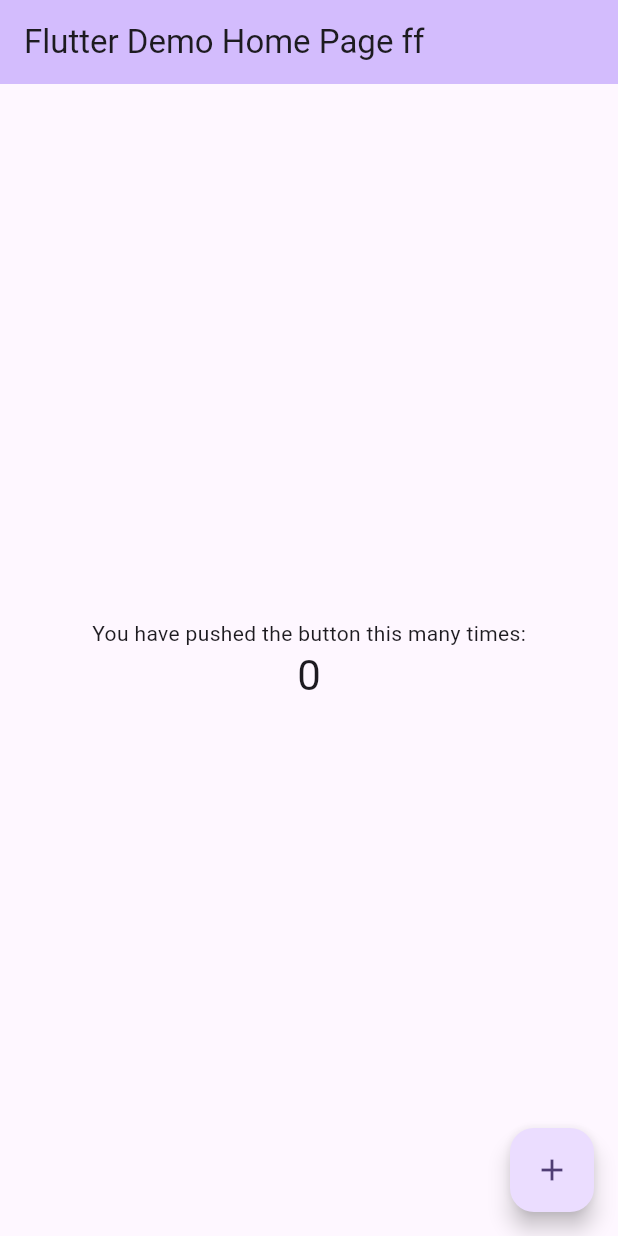
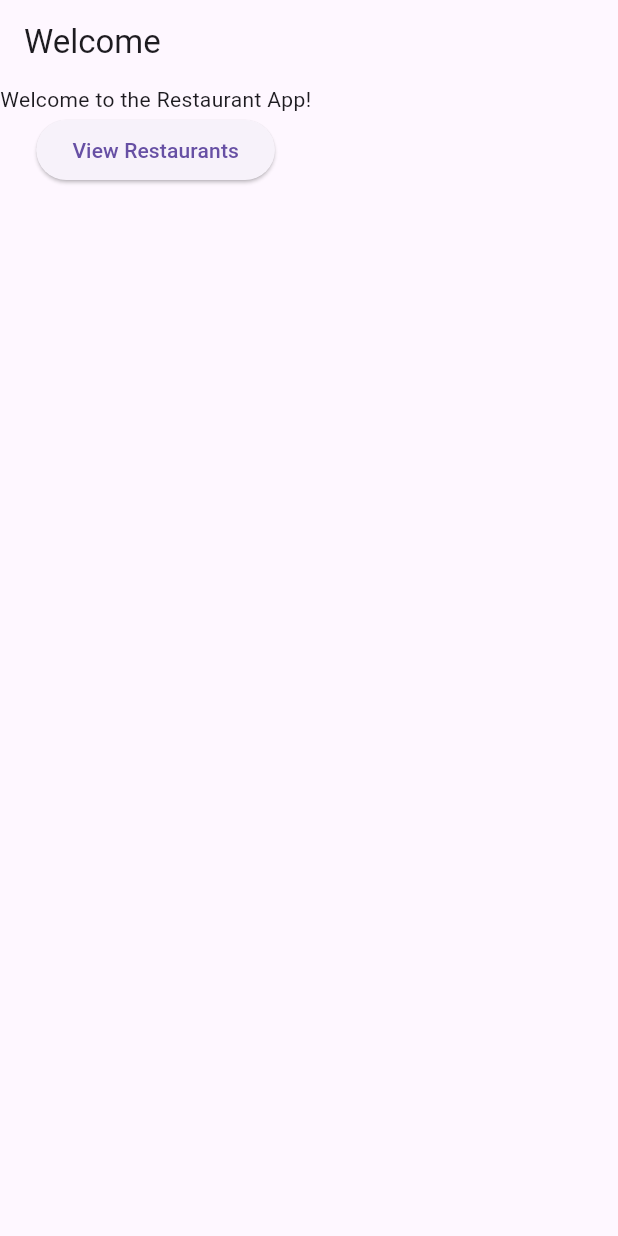
Before and after one commit to piseyKhenchandara/flutter_restaurant, a Flutter app: the screen it shows after launch, on a phone screen of 412 x 824 dp. Run offline on Flutter 3.47's test engine with Material 3 defaults, Android fonts, the phone set to English and light mode, and no system bars.

Commit message:
add domain and data

```diff
--- /dev/null
+++ b/lib/domain/models/resturant.dart
@@ -0,0 +1,15 @@
+class Restaurant {
+  final String name;
+  final String description;
+  final String cuisine;
+  final double rating;
+  final String imageUrl;
+
+  Restaurant({
+    required this.name,
+    required this.description,
+    required this.cuisine,
+    required this.rating,
+    required this.imageUrl,
+  });
+}
--- a/lib/main.dart
+++ b/lib/main.dart
@@ -1,4 +1,5 @@
 import 'package:flutter/material.dart';
+import 'package:flutter_self_learning/domain/resturant_section.dart';
 
 void main() {
   runApp(const MyApp());
@@ -7,115 +8,38 @@
 class MyApp extends StatelessWidget {
   const MyApp({super.key});
 
-  // This widget is the root of your application.
   @override
   Widget build(BuildContext context) {
     return MaterialApp(
       title: 'Flutter Demo',
-      theme: ThemeData(
-        // This is the theme of your application.
-        //
-        // TRY THIS: Try running your application with "flutter run". You'll see
-        // the application has a purple toolbar. Then, without quitting the app,
-        // try changing the seedColor in the colorScheme below to Colors.green
-        // and then invoke "hot reload" (save your changes or press the "hot
-        // reload" button in a Flutter-supported IDE, or press "r" if you used
-        // the command line to start the app).
-        //
-        // Notice that the counter didn't reset back to zero; the application
-        // state is not lost during the reload. To reset the state, use hot
-        // restart instead.
-        //
-        // This works for code too, not just values: Most code changes can be
-        // tested with just a hot reload.
-        colorScheme: .fromSeed(seedColor: Colors.deepPurple),
-      ),
-      home: const MyHomePage(title: 'Flutter Demo Home Page ff'),
+      home: WelcomeScreen(),
     );
   }
 }
 
-class MyHomePage extends StatefulWidget {
-  const MyHomePage({super.key, required this.title});
-
-  // This widget is the home page of your application. It is stateful, meaning
-  // that it has a State object (defined below) that contains fields that affect
-  // how it looks.
-
-  // This class is the configuration for the state. It holds the values (in this
-  // case the title) provided by the parent (in this case the App widget) and
-  // used by the build method of the State. Fields in a Widget subclass are
-  // always marked "final".
-
-  final String title;
-
-  @override
-  State<MyHomePage> createState() => _MyHomePageState();
-}
-
-class _MyHomePageState extends State<MyHomePage> {
-  int _counter = 0;
-
-  void _incrementCounter() {
-    setState(() {
-      // This call to setState tells the Flutter framework that something has
-      // changed in this State, which causes it to rerun the build method below
-      // so that the display can reflect the updated values. If we changed
-      // _counter without calling setState(), then the build method would not be
-      // called again, and so nothing would appear to happen.
-      _counter++;
-    });
-  }
+class WelcomeScreen extends StatelessWidget {
+  const WelcomeScreen({super.key});
 
   @override
   Widget build(BuildContext context) {
-    // This method is rerun every time setState is called, for instance as done
-    // by the _incrementCounter method above.
-    //
-    // The Flutter framework has been optimized to make rerunning build methods
-    // fast, so that you can just rebuild anything that needs updating rather
-    // than having to individually change instances of widgets.
     return Scaffold(
       appBar: AppBar(
-        // TRY THIS: Try changing the color here to a specific color (to
-        // Colors.amber, perhaps?) and trigger a hot reload to see the AppBar
-        // change color while the other colors stay the same.
-        backgroundColor: Theme.of(context).colorScheme.inversePrimary,
-        // Here we take the value from the MyHomePage object that was created by
-        // the App.build method, and use it to set our appbar title.
-        title: Text(widget.title),
+        title: Text('Welcome'),
       ),
-      body: Center(
-        // Center is a layout widget. It takes a single child and positions it
-        // in the middle of the parent.
-        child: Column(
-          // Column is also a layout widget. It takes a list of children and
-          // arranges them vertically. By default, it sizes itself to fit its
-          // children horizontally, and tries to be as tall as its parent.
-          //
-          // Column has various properties to control how it sizes itself and
-          // how it positions its children. Here we use mainAxisAlignment to
-          // center the children vertically; the main axis here is the vertical
-          // axis because Columns are vertical (the cross axis would be
-          // horizontal).
-          //
-          // TRY THIS: Invoke "debug painting" (choose the "Toggle Debug Paint"
-          // action in the IDE, or press "p" in the console), to see the
-          // wireframe for each widget.
-          mainAxisAlignment: .center,
+      body: ( Column(
           children: [
-            const Text('You have pushed the button this many times:'),
-            Text(
-              '$_counter',
-              style: Theme.of(context).textTheme.headlineMedium,
+            Text('Welcome to the Restaurant App!'),
+            ElevatedButton(
+              onPressed: () {
+                Navigator.push(
+                  context,
+                  MaterialPageRoute(builder: (context) => ResturantSection())
+                );
+              },
+              child: Text('View Restaurants'),
             ),
           ],
-        ),
-      ),
-      floatingActionButton: FloatingActionButton(
-        onPressed: _incrementCounter,
-        tooltip: 'Increment',
-        child: const Icon(Icons.add),
+        )
       ),
     );
   }
```
Also changed, not shown: lib/data/resturant.dart (added, +84 -0 lines), lib/domain/models/category.dart (added, +9 -0 lines), lib/domain/resturant_section.dart (added, +68 -0 lines).
